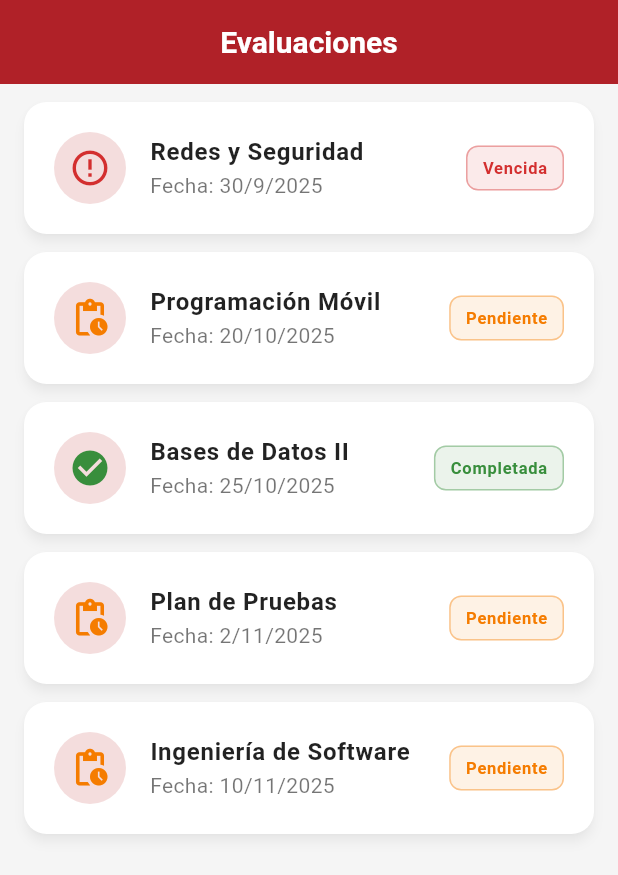
After one commit to Pavivinola/appmovil, a Flutter app: the EvaluacionesScreen screen opened directly, on a phone screen of 412 x 824 dp. The commit adds this screen. Shown: the top 875 px of the screen. Run offline on Flutter 3.47's test engine with Material 3 defaults, Android fonts, the phone set to English and light mode, and no system bars.

Commit message:
Agregadas las vistas de pantalla de evaluaciones

```diff
--- /dev/null
+++ b/app_tareas/inacap_login_app/lib/evaluaciones_screen.dart
@@ -0,0 +1,113 @@
+import 'package:flutter/material.dart';
+import 'models/evaluacion.dart';
+
+class EvaluacionesScreen extends StatelessWidget {
+  const EvaluacionesScreen({super.key});
+
+  Color _colorEstado(String estado) {
+    switch (estado) {
+      case "Completada":
+        return Colors.green.shade700;
+      case "Vencida":
+        return Colors.red.shade700;
+      default:
+        return Colors.orange.shade700;
+    }
+  }
+
+  @override
+  Widget build(BuildContext context) {
+    const rojoInacap = Color(0xFFB71C1C);
+
+    final evaluaciones = [
+      Evaluacion(title: "Programación Móvil", dueDate: DateTime(2025, 10, 20)),
+      Evaluacion(
+          title: "Bases de Datos II",
+          dueDate: DateTime(2025, 10, 25),
+          isDone: true),
+      Evaluacion(title: "Redes y Seguridad", dueDate: DateTime(2025, 9, 30)),
+      Evaluacion(title: "Plan de Pruebas", dueDate: DateTime(2025, 11, 2)),
+      Evaluacion(
+          title: "Ingeniería de Software", dueDate: DateTime(2025, 11, 10)),
+    ];
+
+    evaluaciones.sort((a, b) => a.dueDate.compareTo(b.dueDate));
+
+    return Scaffold(
+      backgroundColor: Colors.grey.shade100,
+      appBar: AppBar(
+        title: const Text('Evaluaciones'),
+        backgroundColor: rojoInacap,
+        foregroundColor: Colors.white,
+        elevation: 4,
+        centerTitle: true,
+      ),
+      body: Padding(
+        padding: const EdgeInsets.symmetric(horizontal: 16, vertical: 12),
+        child: ListView.builder(
+          itemCount: evaluaciones.length,
+          itemBuilder: (context, index) {
+            final e = evaluaciones[index];
+            return Card(
+              color: Colors.white,
+              elevation: 3,
+              shadowColor: Colors.black26,
+              shape: RoundedRectangleBorder(
+                borderRadius: BorderRadius.circular(15),
+              ),
+              margin: const EdgeInsets.only(bottom: 12),
+              child: ListTile(
+                contentPadding:
+                    const EdgeInsets.symmetric(horizontal: 20, vertical: 8),
+                leading: CircleAvatar(
+                  radius: 24,
+                  backgroundColor: rojoInacap.withOpacity(0.15),
+                  child: Icon(
+                    e.estado == "Completada"
+                        ? Icons.check_circle
+                        : e.estado == "Vencida"
+                            ? Icons.error_outline
+                            : Icons.pending_actions,
+                    color: _colorEstado(e.estado),
+                    size: 28,
+                  ),
+                ),
+                title: Text(
+                  e.title,
+                  style: const TextStyle(
+                    fontSize: 16,
+                    fontWeight: FontWeight.bold,
+                    color: Colors.black87,
+                  ),
+                ),
+                subtitle: Text(
+                  'Fecha: ${e.dueDate.day}/${e.dueDate.month}/${e.dueDate.year}',
+                  style: const TextStyle(color: Colors.black54),
+                ),
+                trailing: Container(
+                  padding:
+                      const EdgeInsets.symmetric(horizontal: 10, vertical: 6),
+                  decoration: BoxDecoration(
+                    color: _colorEstado(e.estado).withOpacity(0.1),
+                    borderRadius: BorderRadius.circular(8),
+                    border: Border.all(
+                      color: _colorEstado(e.estado).withOpacity(0.4),
+                      width: 1,
+                    ),
+                  ),
+                  child: Text(
+                    e.estado,
+                    style: TextStyle(
+                      fontWeight: FontWeight.w600,
+                      color: _colorEstado(e.estado),
+                    ),
+                  ),
+                ),
+              ),
+            );
+          },
+        ),
+      ),
+    );
+  }
+}
--- /dev/null
+++ b/app_tareas/inacap_login_app/lib/models/evaluacion.dart
@@ -0,0 +1,18 @@
+class Evaluacion {
+  final String title;
+  final DateTime dueDate;
+  final bool isDone;
+
+  Evaluacion({
+    required this.title,
+    required this.dueDate,
+    this.isDone = false,
+  });
+
+  String get estado {
+    final now = DateTime.now();
+    if (isDone) return "Completada";
+    if (dueDate.isBefore(now)) return "Vencida";
+    return "Pendiente";
+  }
+}
--- a/app_tareas/inacap_login_app/pubspec.yaml
+++ b/app_tareas/inacap_login_app/pubspec.yaml
@@ -30,6 +30,10 @@ environment:
 dependencies:
   flutter:
     sdk: flutter
+  google_fonts: ^6.2.1
+
+
+
 
 
   # The following adds the Cupertino Icons font to your application.
```
Also changed, not shown: app_tareas/inacap_login_app/lib/login_screen.dart (+130 -0 lines), app_tareas/inacap_login_app/lib/main.dart (+48 -3 lines), app_tareas/inacap_login_app/pubspec.lock, inacap_login_app/pubspec.lock, 1 other file.
